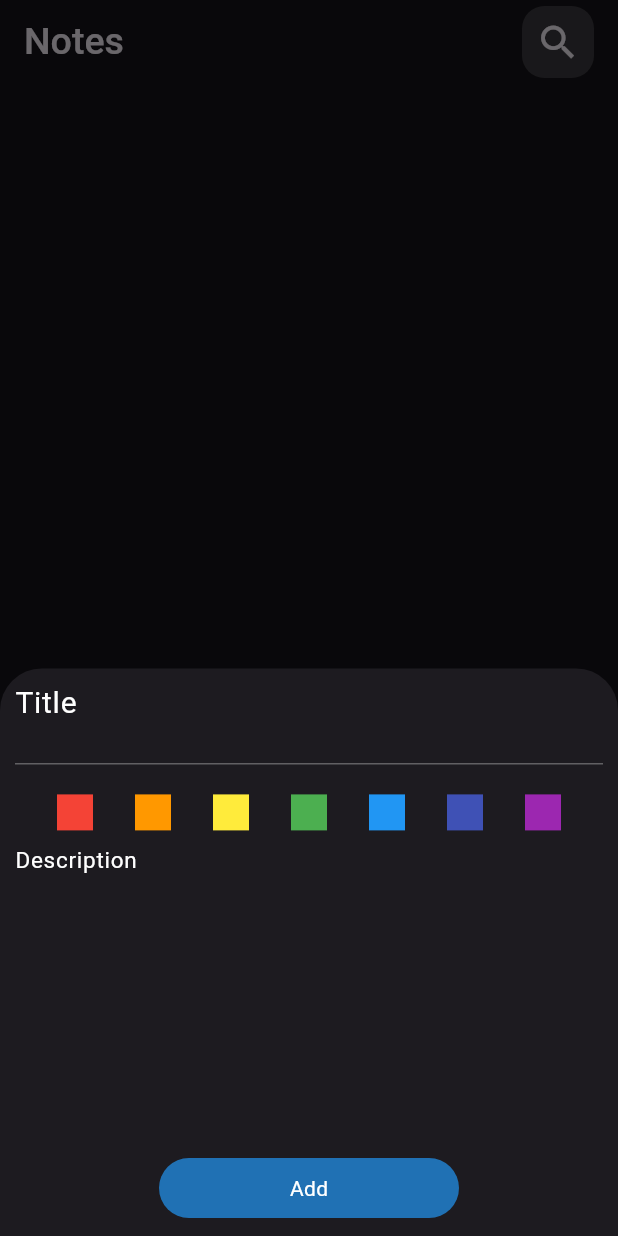
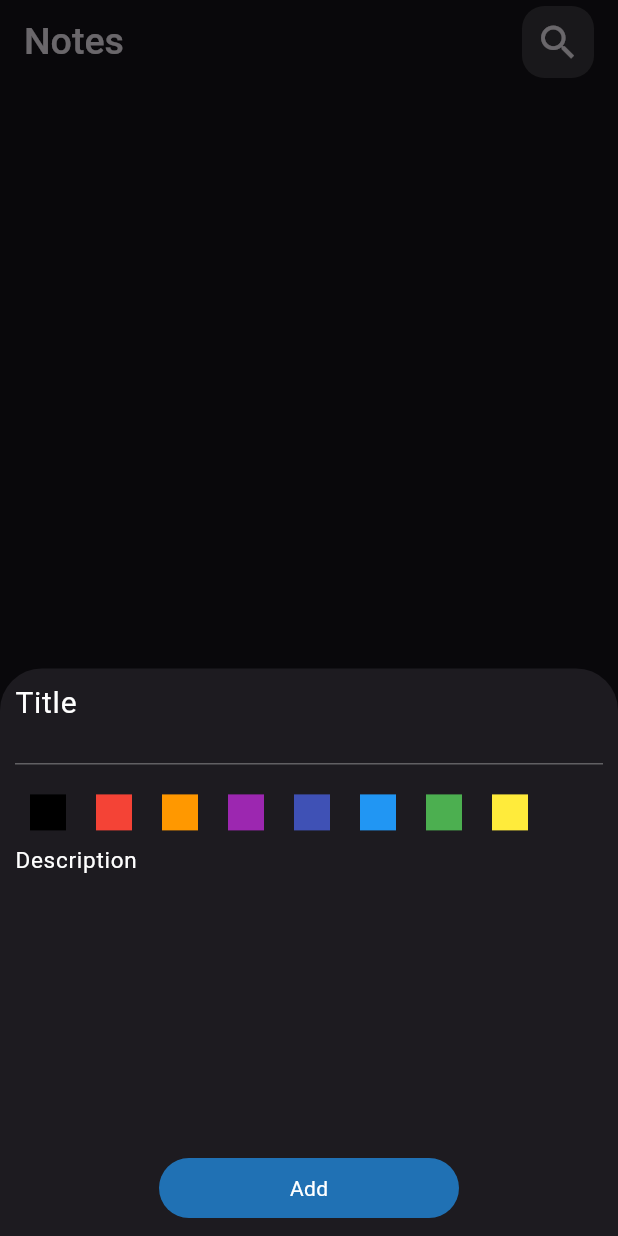
Before and after one commit to ibrahimalnagar45/Notes-App, a Flutter app: the screen it shows after launch, after a tap on the "add" icon, on a phone screen of 412 x 824 dp. Run offline on Flutter 3.47's test engine with Material 3 defaults, Android fonts, the phone set to English and light mode, and no system bars; our stand-ins replace flutter_bloc, hive, hive_flutter; accounts and stored records are empty.

Commit message:
add the search for a note method and refactored  some of the code

```diff
--- /dev/null
+++ b/devtools_options.yaml
@@ -0,0 +1 @@
+extensions:
--- a/lib/cubits/add_note_cubit/add_note_cubit.dart
+++ b/lib/cubits/add_note_cubit/add_note_cubit.dart
@@ -7,13 +7,17 @@ import 'package:flutter_bloc/flutter_bloc.dart';
 
 class AddNoteCubit extends Cubit<AddNoteState> {
   AddNoteCubit() : super(AddnoteInitial());
-
+  Color color = Colors.black;
+  static int key = -1;
   addNote(NoteModel note) async {
+    note.color = color.value;
     emit(AddnoteLoading());
     try {
       var notesBox = Hive.box<NoteModel>(kBoxName);
-      await notesBox.add(note);
-      emit(AddnoteSuccess( ));
+      key++; // await notesBox.add(note);
+      await notesBox.put(key, note);
+
+      emit(AddnoteSuccess());
     } catch (e) {
       emit(AddnoteFailure(e.toString()));
     }
--- a/lib/cubits/notes_cubit/notes_states.dart
+++ b/lib/cubits/notes_cubit/notes_states.dart
@@ -1,5 +1,5 @@
-
-
 abstract class NotesState {}
 
 class NotesInitial extends NotesState {}
+
+class NotesSuccess extends NotesState {}
--- a/lib/main.dart
+++ b/lib/main.dart
@@ -2,6 +2,7 @@ import 'package:flutter/material.dart';
 import 'package:flutter_bloc/flutter_bloc.dart';
 import 'package:notesapp/constants.dart';
 import 'package:notesapp/cubits/add_note_cubit/add_note_cubit.dart';
+import 'package:notesapp/cubits/notes_cubit/notes_cubit.dart';
 import 'package:notesapp/simple_bloc_observer.dart';
 import 'package:notesapp/views/edit_note_view.dart';
 import 'package:notesapp/views/notes_view.dart';
@@ -22,14 +23,24 @@ class HomeBage extends StatelessWidget {
 
   @override
   Widget build(BuildContext context) {
-    return MaterialApp(
-      routes: {
-        NotesView.id: (context) => const NotesView(),
-        EditNoteView.id: (context) => const EditNoteView(),
-      },
-      debugShowCheckedModeBanner: false,
-      theme: ThemeData(brightness: Brightness.dark),
-      home: const NotesView(),
+    return MultiBlocProvider(
+      providers: [
+        BlocProvider(
+          create: (context) => NotesCubit(),
+        ),
+        BlocProvider(
+          create: (context) => AddNoteCubit(),
+        ),
+      ],
+      child: MaterialApp(
+        // routes: {
+        //   NotesView.id: (context) => const NotesView(),
+        //   EditNoteView.id: (context) =>   EditNoteView(),
+        // },
+        debugShowCheckedModeBanner: false,
+        theme: ThemeData(brightness: Brightness.dark),
+        home: const NotesView(),
+      ),
     );
   }
 }
--- a/lib/models/note_model.dart
+++ b/lib/models/note_model.dart
@@ -1,20 +1,21 @@
 import 'package:hive/hive.dart';
 part 'note_model.g.dart';
+
 @HiveType(typeId: 0)
-class NoteModel  extends HiveObject {
+class NoteModel extends HiveObject {
   @HiveField(0)
-  final String title;
+  String title;
   @HiveField(1)
-  final String discreption;
+  String discreption;
   @HiveField(2)
-  final int color;
+  int color = 0xff0000;
   @HiveField(3)
   final String date;
 
   NoteModel({
     required this.title,
     required this.discreption,
-    required this.color,
+   required this.color,
     required this.date,
   });
 }
--- a/lib/views/notes_view.dart
+++ b/lib/views/notes_view.dart
@@ -1,7 +1,5 @@
 import 'package:flutter/material.dart';
-import 'package:flutter_bloc/flutter_bloc.dart';
-import 'package:notesapp/cubits/notes_cubit/notes_cubit.dart';
-import 'package:notesapp/cubits/notes_cubit/notes_states.dart';
+import 'package:notesapp/views/search_view.dart';
 import 'package:notesapp/widgets/add_note_buttom_sheet.dart';
 import '../widgets/custom_app_bar.dart';
 import '../widgets/notes_listview.dart';
@@ -11,12 +9,19 @@ class NotesView extends StatelessWidget {
   static String id = "NotesView";
 
   @override
-
   @override
   Widget build(BuildContext context) {
     return Scaffold(
       appBar: AppBar(
-        title: const CustomAppBar(
+        title: CustomAppBar(
+          onpressed: () {
+            Navigator.push(
+              context,
+              MaterialPageRoute(builder: (context) {
+                return const SearchView();
+              }),
+            );
+          },
           icon: Icons.search,
           title: "Notes",
         ),
@@ -31,14 +36,13 @@ class NotesView extends StatelessWidget {
               });
         },
         backgroundColor: Colors.black,
-        child: const Icon(Icons.add),
+        child: const Icon(
+          Icons.add,
+        ),
       ),
-      body: Padding(
-        padding: const EdgeInsets.symmetric(horizontal: 9.0),
-        child: BlocProvider(
-          create: (context) => NotesCubit(),
-          child: const NotesListView(),
-        ),
+      body: const Padding(
+        padding: EdgeInsets.symmetric(horizontal: 9.0),
+        child: NotesListView(),
       ),
     );
   }
--- a/lib/widgets/add_note_buttom_sheet.dart
+++ b/lib/widgets/add_note_buttom_sheet.dart
@@ -2,6 +2,7 @@ import 'package:flutter/material.dart';
 import 'package:flutter_bloc/flutter_bloc.dart';
 import 'package:notesapp/cubits/add_note_cubit/add_note_cubit.dart';
 import 'package:notesapp/cubits/add_note_cubit/add_note_states.dart';
+import 'package:notesapp/cubits/notes_cubit/notes_cubit.dart';
 import 'add_note_form.dart';
 
 class AddNoteBottumSheet extends StatelessWidget {
@@ -9,18 +10,15 @@ class AddNoteBottumSheet extends StatelessWidget {
 
   @override
   Widget build(BuildContext context) {
-    return BlocProvider(
-      create: (context) => AddNoteCubit(),
-      child: Padding(
+    return Padding(
         padding: const EdgeInsets.symmetric(horizontal: 10.0),
         child: BlocListener<AddNoteCubit, AddNoteState>(
           listener: (context, state) {
+            if (state is AddnoteFailure) {}
             if (state is AddnoteSuccess) {
+              BlocProvider.of<NotesCubit>(context).fetchAllNotes();
 
               Navigator.pop(context);
-              }
-              if (state is AddnoteFailure) {
-                debugPrint(state.errorMessage.toString());
             }
           },
           child: Builder(builder: (state) {
@@ -28,7 +26,6 @@ class AddNoteBottumSheet extends StatelessWidget {
                 absorbing: state is AddnoteLoading ? true : false,
                 child: const AddNoteForm());
           }),
-          )),
-    );
+        ));
   }
 }
--- a/lib/widgets/add_note_form.dart
+++ b/lib/widgets/add_note_form.dart
@@ -2,7 +2,6 @@ import 'package:flutter/material.dart';
 import 'package:flutter_bloc/flutter_bloc.dart';
 import 'package:notesapp/cubits/add_note_cubit/add_note_cubit.dart';
 import 'package:notesapp/models/note_model.dart';
-
 import 'custom_botton.dart';
 import 'custom_color_row_options.dart';
 import 'custom_textfield.dart';
@@ -11,7 +10,6 @@ class AddNoteForm extends StatefulWidget {
   const AddNoteForm({
     super.key,
   });
-
   @override
   State<AddNoteForm> createState() => _AddNoteFormState();
 }
@@ -20,7 +18,9 @@ class _AddNoteFormState extends State<AddNoteForm> {
   final GlobalKey<FormState> formkey = GlobalKey();
   AutovalidateMode autovalidateMode = AutovalidateMode.disabled;
   String? title, discreption;
+  // final int color = Colors.black.value;
 
+  NoteModel? note;
   @override
   Widget build(BuildContext context) {
     return Form(
@@ -30,7 +30,7 @@ class _AddNoteFormState extends State<AddNoteForm> {
         mainAxisSize: MainAxisSize.min,
         children: [
           CustomTextField(
-            onsaved: (value) {
+            onSaved: (value) {
               title = value;
             },
             maxLine: 2,
@@ -40,9 +40,11 @@ class _AddNoteFormState extends State<AddNoteForm> {
           const SizedBox(
             height: 20,
           ),
-          const CustomColorOptions(),
+          CustomColorListView(
+            note: note,
+          ),
           CustomTextField(
-            onsaved: (value) {
+            onSaved: (value) {
               discreption = value;
             },
             maxLine: 5,
@@ -56,11 +58,10 @@ class _AddNoteFormState extends State<AddNoteForm> {
           Padding(
             padding: EdgeInsets.only(
                 bottom: MediaQuery.of(context).viewInsets.bottom),
-            child: CustomBottom(
-              onTap: () {
+            child: CustomBottom(onTap: () {
               if (formkey.currentState!.validate()) {
                 formkey.currentState!.save();
-                  NoteModel noteModel = NoteModel(
+                note = NoteModel(
                     title: title!,
                     discreption: discreption!,
                     date: "${DateTime.now().hour.toString()}"
@@ -72,14 +73,13 @@ class _AddNoteFormState extends State<AddNoteForm> {
                         "${DateTime.now().month.toString()}"
                         "/"
                         "${DateTime.now().year.toString()}",
-                      color: Colors.black.value);
-                  BlocProvider.of<AddNoteCubit>(context).addNote(noteModel);
+                    color: note?.color ?? 0xff0000);
+                BlocProvider.of<AddNoteCubit>(context).addNote(note!);
               } else {
                 autovalidateMode = AutovalidateMode.always;
                 setState(() {});
               }
-              },
-            ),
+            }),
           ),
           const SizedBox(
             height: 12,
--- a/lib/widgets/custom_app_bar.dart
+++ b/lib/widgets/custom_app_bar.dart
@@ -3,9 +3,10 @@ import 'package:flutter/material.dart';
 import 'custom_search_icon.dart';
 
 class CustomAppBar extends StatelessWidget {
-  const CustomAppBar({super.key, required this.title, required this.icon});
+  const CustomAppBar({super.key, required this.title, required this.icon, required this.onpressed});
   final String title;
   final IconData icon;
+  final Function() onpressed;
   @override
   Widget build(BuildContext context) {
     return Row(
@@ -22,6 +23,7 @@ class CustomAppBar extends StatelessWidget {
             color: Colors.white.withOpacity(.15),
           ),
           child: CustomIcon(
+            onpressed: onpressed,
             icon: icon,
           ),
         )
--- a/lib/widgets/custom_color_container.dart
+++ b/lib/widgets/custom_color_container.dart
@@ -1,16 +1,21 @@
 import 'package:flutter/material.dart';
 
 class CustomColorContainer extends StatelessWidget {
-  const CustomColorContainer({super.key, required this.color});
+  const CustomColorContainer(
+      {super.key, required this.color, required this.ontap});
   final Color color;
+  final Function() ontap;
   @override
   Widget build(BuildContext context) {
     return GestureDetector(
-      onTap: () {},
-      child: Container(
-        height: 24,
-        width: 24,
-        color: color,
+      onTap: ontap,
+      child: Padding(
+        padding: const EdgeInsets.symmetric(horizontal: 10.0),
+        child: Container(
+          height: 24,
+          width: 24,
+          color: color,
+        ),
       ),
     );
   }
--- a/lib/widgets/custom_color_row_options.dart
+++ b/lib/widgets/custom_color_row_options.dart
@@ -1,36 +1,51 @@
 import 'package:flutter/material.dart';
+import 'package:flutter_bloc/flutter_bloc.dart';
+import 'package:notesapp/cubits/add_note_cubit/add_note_cubit.dart';
+import 'package:notesapp/models/note_model.dart';
 import 'package:notesapp/widgets/custom_color_container.dart';
 
-class CustomColorOptions extends StatelessWidget {
-  const CustomColorOptions({super.key});
+class CustomColorListView extends StatefulWidget {
+  const CustomColorListView({
+    super.key,
+    required this.note,
+  });
+  final NoteModel? note;
 
   @override
+  State<CustomColorListView> createState() => _CustomColorListViewState();
+}
+
+class _CustomColorListViewState extends State<CustomColorListView> {
+  final List<Color> colors = const [
+    Colors.black,
+    Colors.red,
+    Colors.orange,
+    Colors.purple,
+    Colors.indigo,
+    Colors.blue,
+    Colors.green,
+    Colors.yellow
+  ];
+  int currentIndex = 0;
+  @override
   Widget build(BuildContext context) {
-    return const Row(
-      mainAxisAlignment: MainAxisAlignment.spaceEvenly,
-      children: [
-        CustomColorContainer(
-          color: Colors.red,
+    return SizedBox(
+      height: 24,
+      child: ListView.builder(
+        scrollDirection: Axis.horizontal,
+        itemCount: colors.length,
+        itemBuilder: (context, index) => CustomColorContainer(
+          color: colors[index],
+          ontap: () {
+            currentIndex = index;
+            if (widget.note != null) {
+              widget.note!.color = colors[index].value;
+            } else {
+              BlocProvider.of<AddNoteCubit>(context).color = colors[index];
+            }
+          },
         ),
-        CustomColorContainer(
-          color: Colors.orange,
-        ),
-        CustomColorContainer(
-          color: Colors.yellow,
-        ),
-        CustomColorContainer(
-          color: Colors.green,
-        ),
-        CustomColorContainer(
-          color: Colors.blue,
-        ),
-        CustomColorContainer(
-          color: Colors.indigo,
-        ),
-        CustomColorContainer(
-          color: Colors.purple,
-        ),
-      ],
+      ),
     );
   }
 }
--- a/lib/widgets/custom_search_icon.dart
+++ b/lib/widgets/custom_search_icon.dart
@@ -1,12 +1,13 @@
 import 'package:flutter/material.dart';
 
 class CustomIcon extends StatelessWidget {
-  const CustomIcon({super.key, required this.icon});
+  const CustomIcon({super.key, required this.icon, required this.onpressed});
   final IconData icon;
+  final Function() onpressed;
   @override
   Widget build(BuildContext context) {
     return IconButton(
-      onPressed: () {},
+      onPressed:  onpressed,
       icon: Icon(
         icon,
         size: 30,
--- a/lib/widgets/custom_textfield.dart
+++ b/lib/widgets/custom_textfield.dart
@@ -7,12 +7,13 @@ class CustomTextField extends StatelessWidget {
       required this.hintText,
       required this.fontSize,
       required this.maxLine,
-      this.onsaved});
+      this.onSaved, this.onChanged});
   final bool withborder;
   final String hintText;
   final double fontSize;
   final int maxLine;
-  final Function(String?)? onsaved;
+  final Function(String?)? onSaved;
+  final Function(String?)? onChanged;
   @override
   Widget build(BuildContext context) {
     return TextFormField(
@@ -23,7 +24,8 @@ class CustomTextField extends StatelessWidget {
           return null;
         }
       },
-      onSaved: onsaved,
+      onChanged: onChanged,
+      onSaved: onSaved,
       keyboardType: TextInputType.multiline,
       maxLines: maxLine,
       decoration: InputDecoration(
--- a/lib/widgets/notes_listview.dart
+++ b/lib/widgets/notes_listview.dart
@@ -1,12 +1,11 @@
-import 'package:flutter/material.dart';
-import 'package:flutter_bloc/flutter_bloc.dart';
 import 'package:notesapp/cubits/notes_cubit/notes_cubit.dart';
 import 'package:notesapp/cubits/notes_cubit/notes_states.dart';
+import 'package:flutter_bloc/flutter_bloc.dart';
+import 'package:flutter/material.dart';
 import 'note_card.dart';
 
 class NotesListView extends StatefulWidget {
   const NotesListView({super.key});
-
   @override
   State<NotesListView> createState() => _NotesListViewState();
 }
@@ -24,12 +23,12 @@ class _NotesListViewState extends State<NotesListView> {
       builder: (context, state) {
         // List<NoteModel> notes = BlocProvider.of<NotesCubit>(context).notes!;
         return ListView.builder(
-            itemCount: BlocProvider.of<NotesCubit>(context).notes!.length,
+            itemCount: BlocProvider.of<NotesCubit>(context).notes.length,
             itemBuilder: (context, index) {
               return Padding(
                 padding: const EdgeInsets.symmetric(vertical: 4.0),
                 child: NoteCard(
-                    note: BlocProvider.of<NotesCubit>(context).notes![index]),
+                    note: BlocProvider.of<NotesCubit>(context).notes[index]),
               );
             });
       },
```
Also changed, not shown: lib/cubits/notes_cubit/notes_cubit.dart (+26 -4 lines), lib/views/edit_note_view.dart (+43 -37 lines), lib/views/search_view.dart (added, +49 -0 lines), lib/widgets/custom_search_bar.dart (added, +28 -0 lines), lib/widgets/edit_note_body.dart (added, +56 -0 lines), lib/widgets/note_card.dart (+21 -9 lines). Lines whose indentation alone changed are shown as unchanged.
